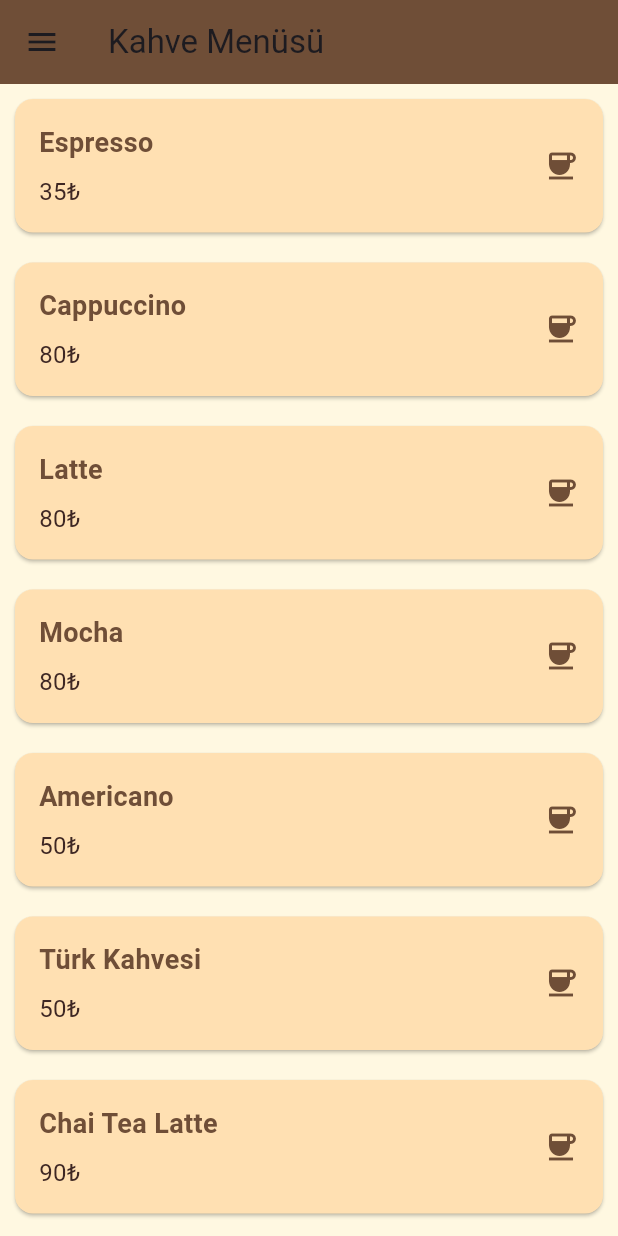
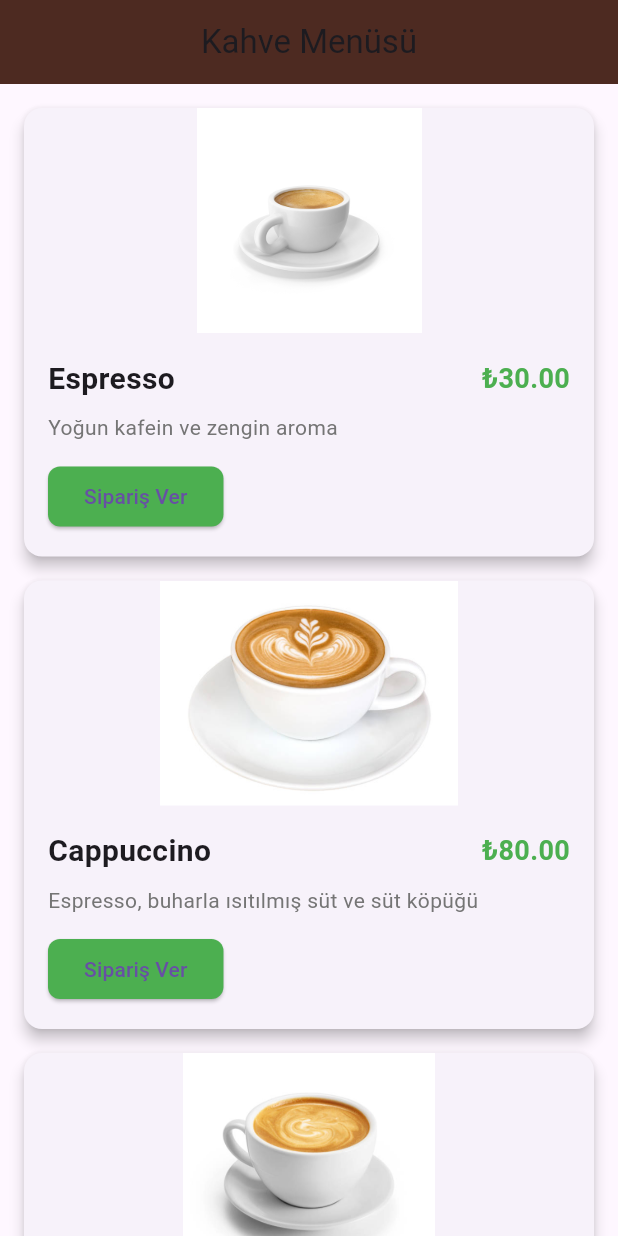
Before and after one commit to Gorkemarslan57/BaristaTime, a Flutter app: the HomeScreen screen opened by its route, on a phone screen of 412 x 824 dp. Run offline on Flutter 3.47's test engine with Material 3 defaults, Android fonts, the phone set to English and light mode, and no system bars; our stand-ins replace go_router, google_fonts, lottie; missing offline and left inert: dotlottie_loader.

Commit message:
Renk teması uygulandı ve düzeltmeler yapıldı

```diff
--- a/lib/core/themes.dart
+++ b/lib/core/themes.dart
@@ -0,0 +1,37 @@
+import 'package:flutter/material.dart';
+import 'package:google_fonts/google_fonts.dart';
+
+class ThemeProvider with ChangeNotifier {
+  bool _isDark = false;
+  bool get isDark => _isDark;
+
+  void toggleTheme() {
+    _isDark = !_isDark;
+    notifyListeners();
+  }
+}
+
+const colors = {
+  "primary": Color.fromARGB(255, 78, 52, 46),
+  "onPrimary": Color.fromARGB(255, 255, 247, 230),
+  "secondary": Color.fromARGB(255, 121, 85, 72),
+  "onSecondary": Color.fromARGB(255, 255, 230, 204),
+  "surface": Color.fromARGB(255, 244, 235, 224),
+  "onSurface": Color.fromARGB(255, 77, 42, 33),
+  "success": Color.fromARGB(255, 160, 100, 80),
+  "error": Color.fromARGB(255, 128, 57, 50),
+  "onError": Color.fromARGB(255, 255, 247, 230),
+
+};
+
+const darkColors = {
+  "primary": Color.fromARGB(255, 54, 32, 29),
+  "onPrimary": Color.fromARGB(255, 216, 196, 177),
+  "secondary": Color.fromARGB(255, 92, 64, 51),
+  "onSecondary": Color.fromARGB(255, 255, 230, 204),
+  "surface": Color.fromARGB(255, 44, 30, 25),
+  "onSurface": Color.fromARGB(255, 224, 208, 192),
+  "success": Color.fromARGB(255, 160, 100, 80),
+  "error": Color.fromARGB(255, 128, 57, 50),
+  "onError": Color.fromARGB(255, 216, 196, 177),
+};
--- a/lib/screens/home_screen.dart
+++ b/lib/screens/home_screen.dart
@@ -1,5 +1,9 @@
 import 'package:flutter/material.dart';
+import 'package:flutter_app/core/themes.dart';
 
+void main() {
+  runApp(const MyApp());
+}
 
 class MyApp extends StatelessWidget {
   const MyApp({super.key});
@@ -14,89 +18,167 @@ class MyApp extends StatelessWidget {
 }
 
 class HomeScreen extends StatelessWidget {
-  final List<Map<String, String>> coffeeMenu = [
-    {'name': 'Espresso', 'price': '35₺'},
-    {'name': 'Cappuccino', 'price': '80₺'},
-    {'name': 'Latte', 'price': '80₺'},
-    {'name': 'Mocha', 'price': '80₺'},
-    {'name': 'Americano', 'price': '50₺'},
-    {'name': 'Türk Kahvesi', 'price': '50₺'},
-    {'name': 'Chai Tea Latte', 'price': '90₺'},
-    {'name': 'White Chocolate Mocha', 'price': '100₺'},
-    {'name': 'Macchiato', 'price': '85₺'},
-    {'name': 'Flat White', 'price': '85₺'},
-  ];
+  const HomeScreen({super.key});
 
-  HomeScreen({super.key});
   @override
   Widget build(BuildContext context) {
     return Scaffold(
       appBar: AppBar(
         title: const Text('Kahve Menüsü'),
-          backgroundColor: const Color(0xFF6F4E37)),
-      drawer: const Drawer(
+        centerTitle: true,
+        backgroundColor: colors["onSurface"]
+      ),
+      body: CoffeeMenuCard(),
+    );
+  }
+}
+
+class CoffeeMenuItem {
+  final String name;
+  final String description;
+  final double price;
+  final String imageUrl;
+
+  CoffeeMenuItem({
+    required this.name,
+    required this.description,
+    required this.price,
+    required this.imageUrl,
+  });
+}
+
+class CoffeeMenuCard extends StatelessWidget {
+  CoffeeMenuCard({super.key});
+
+  final List<CoffeeMenuItem> menuItems = [
+    CoffeeMenuItem(
+      name: 'Espresso',
+      description: 'Yoğun kafein ve zengin aroma',
+      price: 30,
+      imageUrl: 'assets/images/espresso.jpg',
+    ),
+    CoffeeMenuItem(
+      name: 'Cappuccino',
+      description: 'Espresso, buharla ısıtılmış süt ve süt köpüğü',
+      price: 80,
+      imageUrl: 'assets/images/cappuccino.jpg',
+    ),
+    CoffeeMenuItem(
+      name: 'Latte',
+      description: 'Espresso ve kadifemsi süt köpüğü',
+      price: 50,
+      imageUrl: 'assets/images/latte.jpg',
+    ),
+    CoffeeMenuItem(
+      name: 'Americano',
+      description: 'Espresso ve sıcak su ile hazırlanır',
+      price: 40,
+      imageUrl: 'assets/images/Americano.jpeg',
+    ),
+    CoffeeMenuItem(
+      name: 'Mocha',
+      description: 'Çikolata, espresso ve süt karışımı',
+      price: 60,
+      imageUrl: 'assets/images/Mocha.jpeg',
+    ),
+    CoffeeMenuItem(
+      name: 'Flat White',
+      description: 'Espresso ve ince köpüklü süt',
+      price: 70,
+      imageUrl: 'assets/images/FlatWhite.jpeg',
+    ),
+    CoffeeMenuItem(
+      name: 'Macchiato',
+      description: 'Espresso üzerine süt köpüğü',
+      price: 45,
+      imageUrl: 'assets/images/Macchiato.jpeg',
+    ),
+  ];
+
+  @override
+  Widget build(BuildContext context) {
+    return ListView.builder(
+      padding: const EdgeInsets.all(16),
+      itemCount: menuItems.length,
+      itemBuilder: (context, index) {
+        final item = menuItems[index];
+        return Card(
+          elevation: 4,
+          margin: const EdgeInsets.only(bottom: 16),
+          shape: RoundedRectangleBorder(
+            borderRadius: BorderRadius.circular(12),
+          ),
+          child: InkWell(
+            onTap: () {
+              // Tıklama işlevi buraya eklenebilir
+            },
             child: Column(
               children: [
-            DrawerHeader(
-              decoration: BoxDecoration(color: Color(0xFF6F4E37)),
-              child: Text(
-                'Kahve Diyarı',
-                style: TextStyle(color: Colors.white, fontSize: 24),
+                Container(
+                  height: 150, // Tüm resimler için aynı yükseklik
+                  decoration: BoxDecoration(
+                    borderRadius:
+                        const BorderRadius.vertical(top: Radius.circular(12)),
+                    image: DecorationImage(
+                      image: AssetImage(item.imageUrl),
+                      fit: BoxFit.contain, // Fotoğrafın tamamını göster
                     ),
                   ),
-            ListTile(
-              leading: Icon(Icons.coffee, color: Color(0xFF8D6E63)),
-              title: Text('Kahveler'),
                 ),
-            ListTile(
-              leading: Icon(Icons.info, color: Color(0xFF8D6E63)),
-              title: Text('Hakkında'),
+                Padding(
+                  padding: const EdgeInsets.all(16),
+                  child: Column(
+                    crossAxisAlignment: CrossAxisAlignment.start,
+                    children: [
+                      Row(
+                        mainAxisAlignment: MainAxisAlignment.spaceBetween,
+                        children: [
+                          Text(
+                            item.name,
+                            style: const TextStyle(
+                              fontSize: 20,
+                              fontWeight: FontWeight.bold,
+                            ),
+                          ),
+                          Text(
+                            '₺${item.price.toStringAsFixed(2)}',
+                            style: const TextStyle(
+                              fontSize: 18,
+                              color: Color(0xFF4CAF50),
+                              fontWeight: FontWeight.bold,
+                            ),
                           ),
                         ],
                       ),
-      ),
-      body: Container(
-        color: const Color(0xFFFFF8E1),
-        child: ListView(
-          children: coffeeMenu.map((coffee) {
-            return Card(
-              color: const Color(0xFFFFE0B2),
-              margin: const EdgeInsets.all(10),
-              child: Padding(
-                padding: const EdgeInsets.all(16),
-                child: Row(
-                  children: [
-                    Expanded(
-                      child: Column(
-                        crossAxisAlignment: CrossAxisAlignment.start,
-                        children: [
+                      const SizedBox(height: 8),
                       Text(
-                            coffee['name']!,
-                            style: const TextStyle(
-                              fontSize: 18,
-                              fontWeight: FontWeight.bold,
-                              color: Color(0xFF6F4E37),
+                        item.description,
+                        style: TextStyle(
+                          fontSize: 14,
+                          color: Colors.grey[600],
                         ),
                       ),
-                          const SizedBox(height: 8),
-                          Text(
-                            coffee['price']!,
-                            style: const TextStyle(
-                              fontSize: 16,
-                              color: Color(0xFF3E2723),
+                      const SizedBox(height: 12),
+                      ElevatedButton(
+                        onPressed: () {
+                          // Sipariş verme işlevi buraya eklenebilir
+                        },
+                        style: ElevatedButton.styleFrom(
+                          backgroundColor: const Color(0xFF4CAF50),
+                          shape: RoundedRectangleBorder(
+                            borderRadius: BorderRadius.circular(8),
+                          ),
+                        ),
+                        child: const Text('Sipariş Ver'),
+                      ),
+                    ],
                   ),
                 ),
               ],
             ),
           ),
-                    const Icon(Icons.coffee, color: Color(0xFF6F4E37)),
-                  ],
-                ),
-              ),
         );
-          }).toList(),
-        ),
-      ),
+      },
     );
   }
 }
--- a/lib/screens/loading_screens.dart
+++ b/lib/screens/loading_screens.dart
@@ -2,6 +2,7 @@ import 'package:dotlottie_loader/dotlottie_loader.dart';
 import 'package:flutter/material.dart';
 import 'package:go_router/go_router.dart';
 import 'package:lottie/lottie.dart';
+import 'package:flutter_app/core/themes.dart';
 
 class LoadingScreen extends StatelessWidget {
   const LoadingScreen({super.key});
@@ -9,14 +10,14 @@ class LoadingScreen extends StatelessWidget {
   @override
   Widget build(BuildContext context) {
     return Scaffold(
-      backgroundColor: Colors.brown,
+      backgroundColor: colors["secondary"],
       body: SizedBox.expand(
         child: Column(
           children: [
             Expanded(
               child: SizedBox(
-                width: 350,
-                height: 350,
+                width: 500,
+                height: 500,
                 child: Image.asset(
                   'assets/images/logog.png',
                   fit: BoxFit.contain,
@@ -24,7 +25,7 @@ class LoadingScreen extends StatelessWidget {
               ),
             ),
             InkWell(
-              onTap: () => context.go("/home"), // Burada yönlendirme yapılacak
+              onTap: () => context.go("/home"),
               child: SizedBox(
                 width: 300,
                 child: DotLottieLoader.fromAsset(
--- a/pubspec.yaml
+++ b/pubspec.yaml
@@ -11,8 +11,10 @@ dependencies:
   dotlottie_loader: ^0.0.4
   flutter:
     sdk: flutter
+  provider: ^6.1.2
   flutter_secure_storage: ^9.2.2
   go_router: ^14.6.2
+  google_fonts: ^6.2.1
   lottie: ^3.1.3
   path_provider: ^2.1.5
   shared_preferences: ^2.3.3
```
Also changed, not shown: assets/images/Americano.jpeg (added), assets/images/FlatWhite.jpeg (added), assets/images/Macchiato.jpeg (added), assets/images/Mocha.jpeg (added), assets/images/cappuccino.jpg (added), assets/images/espresso.jpg (added), assets/images/latte.jpg (added), assets/images/logog.png, pubspec.lock. Lines whose indentation alone changed are shown as unchanged.
